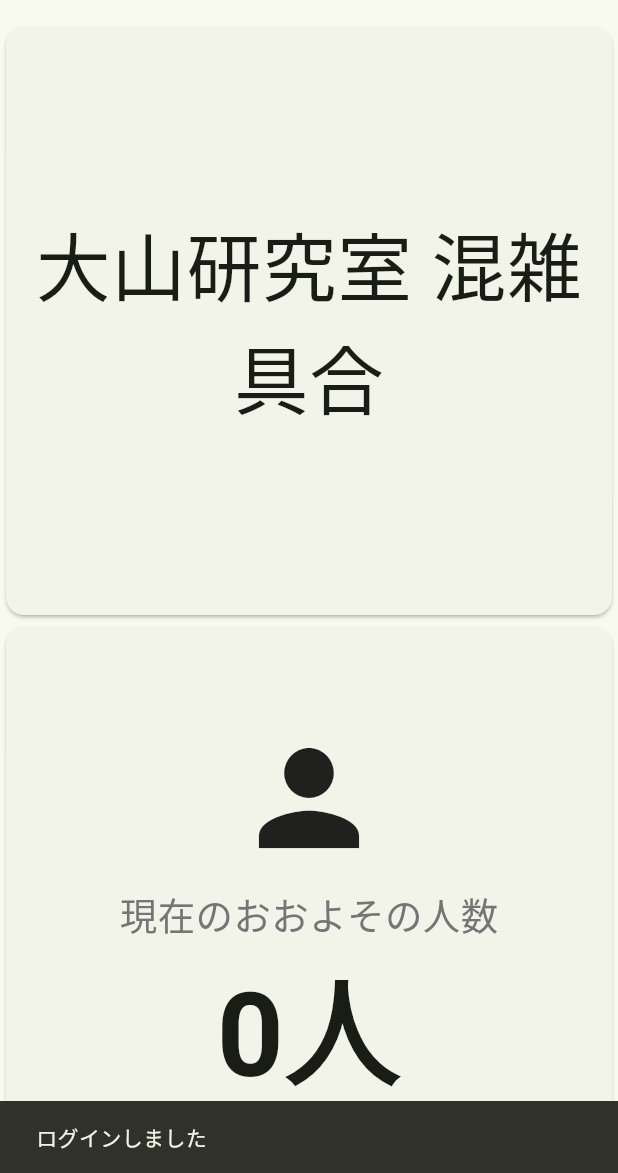
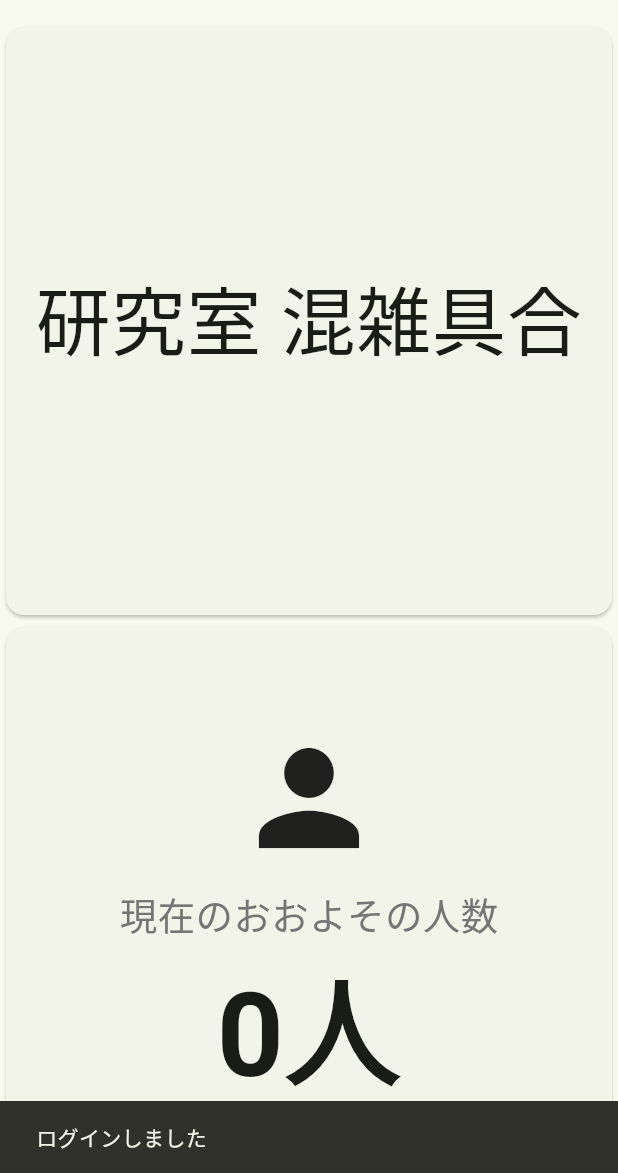
Before and after one commit to tm20314/count_app, a Flutter app: the SecondScreen screen opened directly, on a phone screen of 412 x 824 dp, the part 63-1236 px from its top. Run offline on Flutter 3.47's test engine with Material 3 defaults, Android fonts, the phone set to English and light mode, and no system bars; our stand-ins replace fl_chart, google_sign_in, supabase_flutter, syncfusion_flutter_gauges; accounts and stored records are empty.

Commit message:
feat:ディスプレイのピクセルサイズを変更

```diff
--- a/lib/views/second_screen.dart
+++ b/lib/views/second_screen.dart
@@ -63,10 +63,13 @@ class SecondScreenState extends State<SecondScreen> {
         ],
       ),
       drawer: const AppDrawer(),
-      body: LayoutBuilder(
+      body: OrientationBuilder(
+        builder: (context, orientation) {
+          return LayoutBuilder(
             builder: (BuildContext context, BoxConstraints constraints) {
-          if (constraints.maxWidth > 2024) {
-            // iPadなどの大きな画面
+              if (constraints.maxWidth > 2024 ||
+                  orientation == Orientation.landscape) {
+                // 画面幅が2024以上または横向きの場合
                 return Wrap(
                   children: [
                     LocationTitleCard(timestamp: _timestamp),
@@ -77,7 +80,7 @@ class SecondScreenState extends State<SecondScreen> {
                   ],
                 );
               } else {
-            // スマホなどの小さな画面
+                // 画面幅が2024以下の場合
                 return ListView(
                   children: [
                     LocationTitleCard(timestamp: _timestamp),
@@ -89,6 +92,8 @@ class SecondScreenState extends State<SecondScreen> {
                 );
               }
             },
+          );
+        },
       ),
     );
   }
--- a/lib/views/widgets/location_title_card_widget.dart
+++ b/lib/views/widgets/location_title_card_widget.dart
@@ -16,7 +16,7 @@ class LocationTitleCard extends StatelessWidget {
           children: [
             const Center(
               child: Text(
-                '大山研究室 混雑具合',
+                '研究室 混雑具合',
                 textAlign: TextAlign.center,
                 style: TextStyle(fontSize: 50),
               ),
```
Lines whose indentation alone changed are shown as unchanged.
